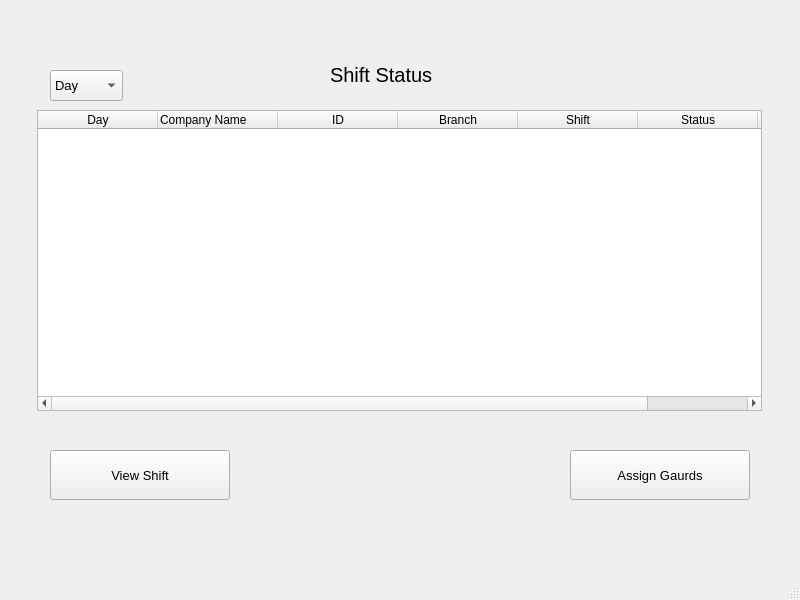
Above: shift_table.ui from MikaalImam/DBMS_proj before the change. Below: the same form after it.
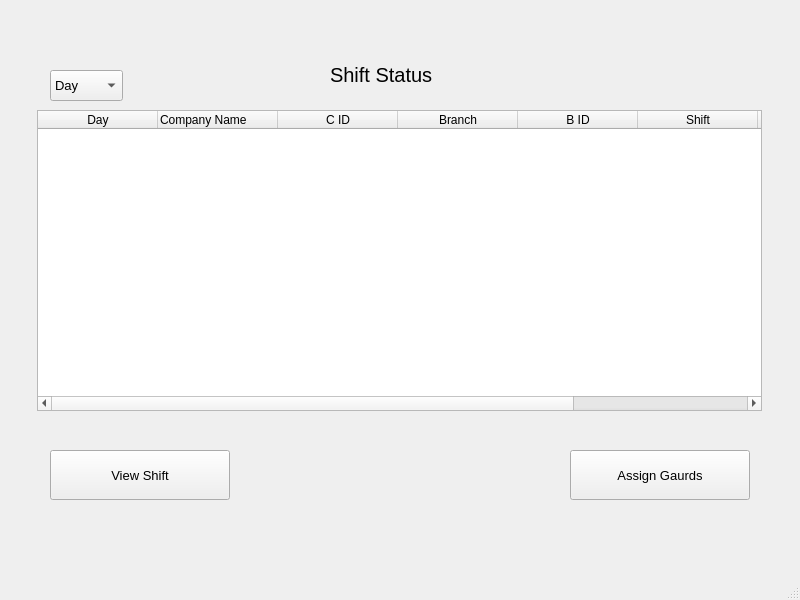
That is the form after the change.

Patch:
```diff
--- a/shift_table.ui
+++ b/shift_table.ui
@@ -68,7 +68,7 @@
     </column>
     <column>
      <property name="text">
-      <string>ID</string>
+      <string>C ID</string>
      </property>
     </column>
     <column>
@@ -76,6 +76,11 @@
       <string>Branch</string>
      </property>
     </column>
+    <column>
+     <property name="text">
+      <string>B ID</string>
+     </property>
+    </column>
     <column>
      <property name="text">
       <string>Shift</string>
```
